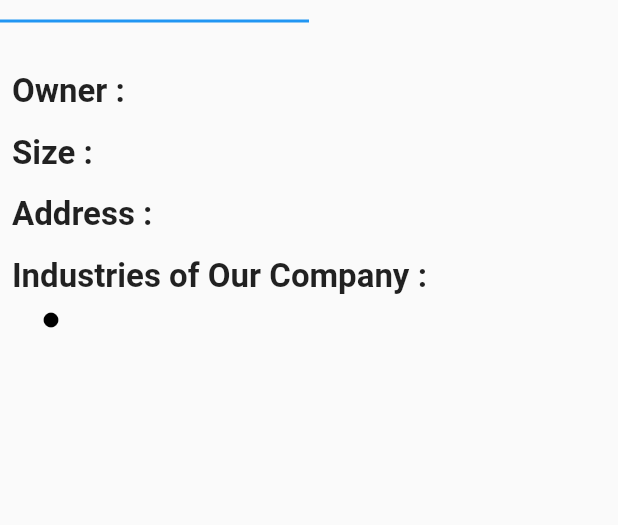
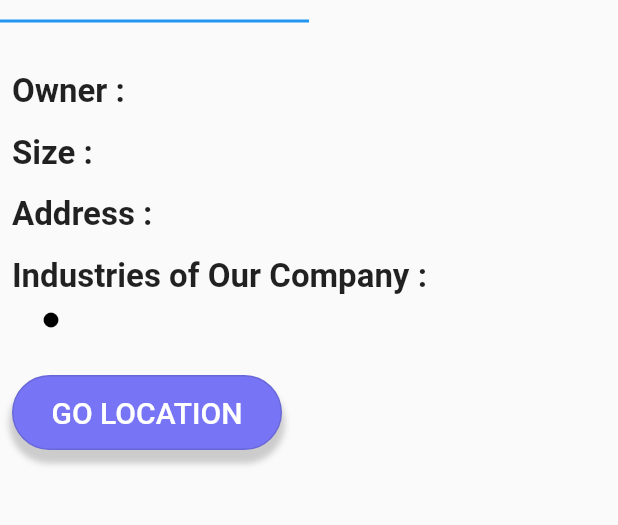
Before and after one commit to YoussefTahaMohammed/FlutterProject, a Flutter app: the CompanyProfile screen opened directly with empty values, on a phone screen of 412 x 824 dp, the part 543-1068 px from its top. Run offline on Flutter 3.47's test engine with Material 2 defaults, Android fonts, the phone set to English and light mode, and no system bars; our stand-ins replace awesome_dialog, email_validator, flutter_bloc, flutter_pw_validator, geocoding, geolocator and 4 more; missing offline and left inert: favorite_button; accounts and stored records are empty; network calls fail.

Commit message:
Assignment 2

```diff
--- a/lib/cubits/service_cubits/company_service_cubit/company_service_cubit.dart
+++ b/lib/cubits/service_cubits/company_service_cubit/company_service_cubit.dart
@@ -1,5 +1,4 @@
 import 'package:assignment1/cubits/service_cubits/company_service_cubit/company_service_states.dart';
-import 'package:assignment1/models/service_model.dart';
 import 'package:assignment1/modules/service/Functions.dart';
 import 'package:flutter_bloc/flutter_bloc.dart';
 
--- a/lib/models/CompanyModel.dart
+++ b/lib/models/CompanyModel.dart
@@ -7,6 +7,8 @@ class CompanyModel {
   String contactPersonName;
   int companyServicesCount;
   int companyId;
+  double lat;
+  double lng;
 
   CompanyModel({
     required this.companyName,
@@ -16,6 +18,8 @@ class CompanyModel {
     required this.companyIndustry,
     required this.companyId,
     required this.contactPersonName,
+    required this.lat,
+    required this.lng,
   });
 
   factory CompanyModel.fromJson(Map<String,dynamic>json)=>CompanyModel(
@@ -26,6 +30,8 @@ class CompanyModel {
       companySize: json["companysize"]??"",
       companyId: json["id"]??0,
       contactPersonName: json["contactpersonname"]??"",
+      lat:json["lat"] ?? 0,
+      lng:json["lng"] ?? 0,
 
   );
 }
--- a/lib/modules/company/company_profile.dart
+++ b/lib/modules/company/company_profile.dart
@@ -1,11 +1,13 @@
 import 'package:assignment1/cubits/service_cubits/company_service_cubit/company_service_cubit.dart';
 import 'package:assignment1/cubits/service_cubits/company_service_cubit/company_service_states.dart';
 import 'package:assignment1/models/CompanyModel.dart';
+import 'package:assignment1/modules/map/screens/map.dart';
 import 'package:assignment1/modules/service/service_card.dart';
 import 'package:assignment1/shared/colors.dart';
 import 'package:assignment1/shared/components/components.dart';
 import 'package:flutter/material.dart';
 import 'package:flutter_bloc/flutter_bloc.dart';
+import 'package:google_maps_flutter/google_maps_flutter.dart';
 
 class CompanyProfile extends StatelessWidget {
   const CompanyProfile({super.key, required this.companyModel});
@@ -240,6 +242,21 @@ class CompanyProfile extends StatelessWidget {
                                     ),
                                   ),
                                 ],
+                              ),
+                              const SizedBox(height: 10,),
+                              defaultButton(
+                                  function: (){Navigator.of(context).push(MaterialPageRoute(builder: (context) => MapScreen(
+                                  lat: companyModel.lat,
+                                  lng: companyModel.lng,
+                                  info: companyModel.companyAddress,
+                                  cameraPositionn: CameraPosition(
+                                    target:LatLng(companyModel.lat,companyModel.lng) ,
+                                    zoom:20,
+                                  )
+                              ),));},
+                                  text: "Go Location",
+                                height: 50,
+                                width: 180
                               )
                             ],
                           ),
--- a/lib/modules/home/Home.dart
+++ b/lib/modules/home/Home.dart
@@ -31,7 +31,6 @@ class _HomeState extends State<Home> {
               ),
               defaultButton(
                   function: (){
-
                     Navigator.of(context).pushNamed("company");
                   }, text: "Companies"),
               const SizedBox(
--- a/lib/modules/map/screens/button.dart
+++ b/lib/modules/map/screens/button.dart
@@ -28,7 +28,6 @@ class _MapState extends State<Map> {
   @override
   Widget build(BuildContext context) {
 
-
     return Column(
       children: [
         Center(
--- a/lib/modules/signup/Signup.dart
+++ b/lib/modules/signup/Signup.dart
@@ -237,7 +237,6 @@ class _SignupState extends State<Signup> {
                 const Text("Location: ",
                 style: TextStyle(
                   fontSize:18,
-
                 ),
                 ),
                 defaultButton(
```
Also changed, not shown: lib/main.dart (+1 -11 lines), lib/modules/company/Functions.dart (+0 -26 lines), lib/modules/map/screens/map.dart (+9 -23 lines), lib/modules/map/widgets/distance_time.dart (+7 -5 lines), 2 other files.
